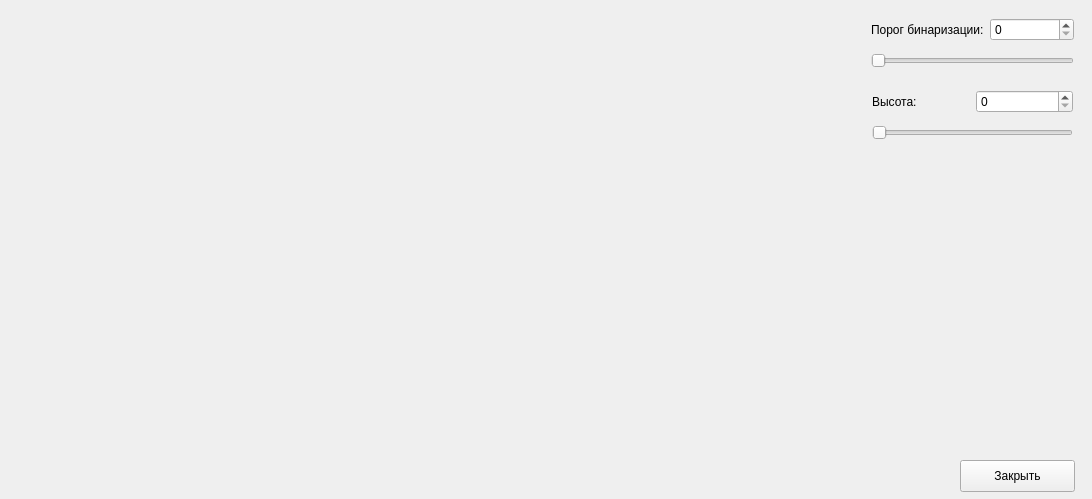
DmitryNekrasov/MDaOT-Framework, file filterdialog.ui: the form before one commit.
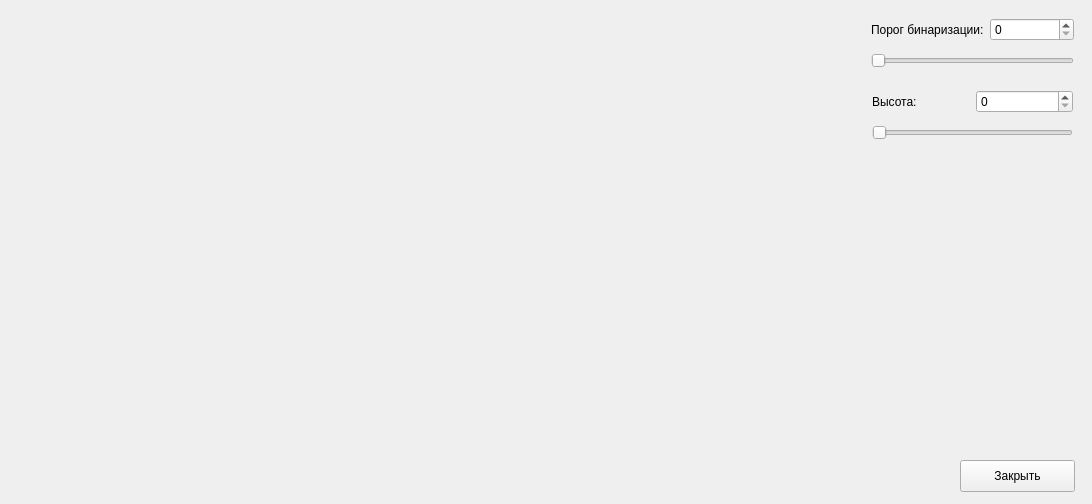
The form after the commit.

Commit message: + новые контролы + небольшой редизайн

```diff
--- a/filterdialog.ui
+++ b/filterdialog.ui
@@ -7,7 +7,7 @@
     <x>0</x>
     <y>0</y>
     <width>1092</width>
-    <height>499</height>
+    <height>504</height>
    </rect>
   </property>
   <property name="windowTitle">
```
The commit also changes 1 other file.
